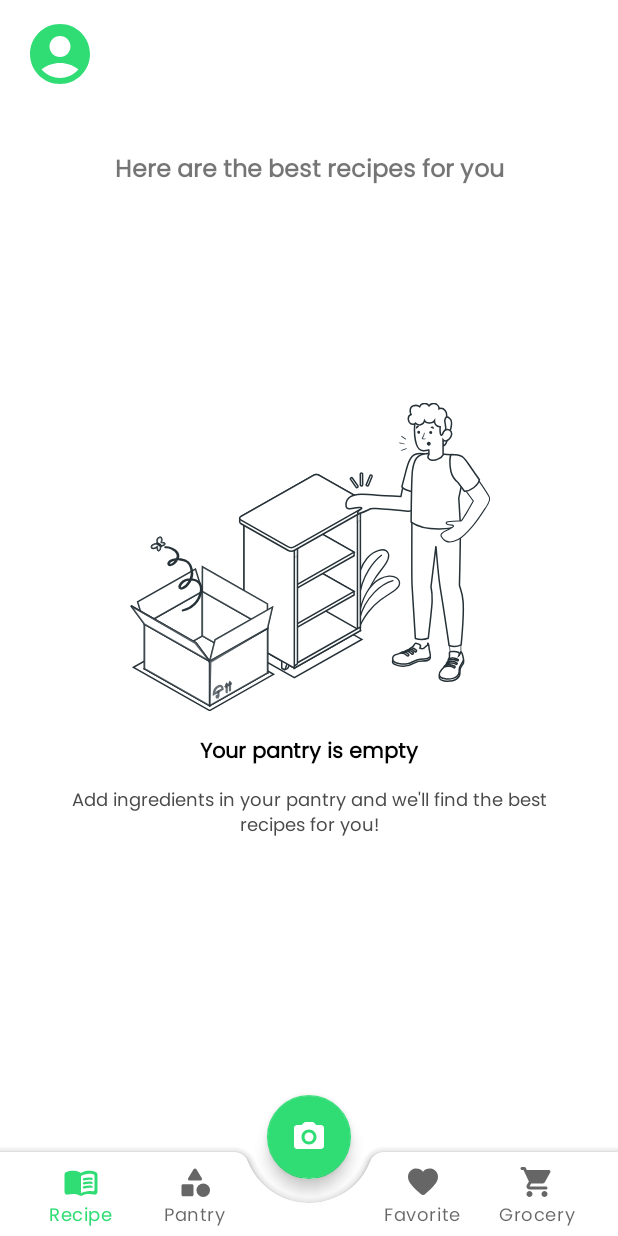
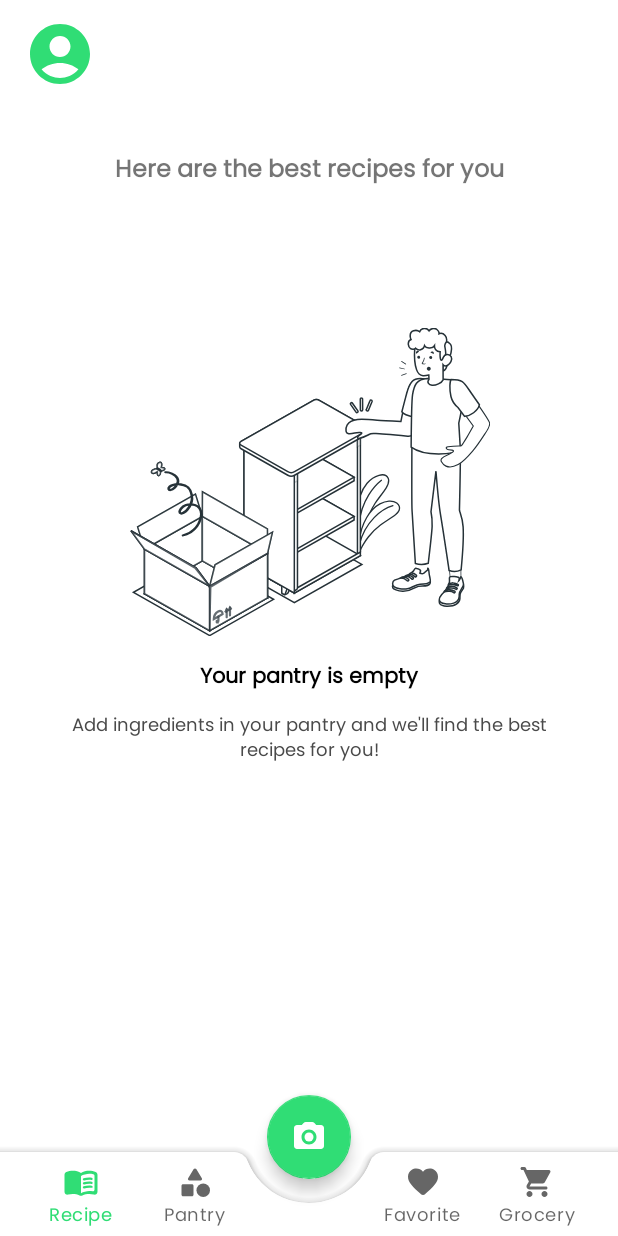
Before and after one commit to Team-EasyMeal-C23-PC677/EasyMeal-Mobile, an Android app: the screen it shows after launch (MainActivity), on a phone screen of 412 x 824 dp. Run offline under Robolectric (Android 15) with nearby library versions, the phone set to English and light mode, and no system bars; our stand-ins replace Room's generated code, navigation-ui; 28 statements that could not run were skipped.

Commit message:
feat: adjust empty data view margin

```diff
--- a/app/src/main/res/layout/fragment_favorite.xml
+++ b/app/src/main/res/layout/fragment_favorite.xml
@@ -41,7 +41,7 @@
                 android:layout_width="wrap_content"
                 android:layout_height="wrap_content"
                 app:srcCompat="@drawable/illust_empty_favorite"
-                android:layout_marginTop="200dp"
+                android:layout_marginTop="150dp"
                 app:layout_constraintStart_toStartOf="parent"
                 app:layout_constraintEnd_toEndOf="parent"
                 app:layout_constraintTop_toTopOf="parent"/>
--- a/app/src/main/res/layout/fragment_recipe.xml
+++ b/app/src/main/res/layout/fragment_recipe.xml
@@ -12,29 +12,6 @@
         android:layout_width="match_parent"
         android:layout_height="match_parent"
         android:paddingBottom="80dp">
-
-<!--        <com.google.android.material.search.SearchBar-->
-<!--            android:id="@+id/searchBar"-->
-<!--            android:layout_width="0dp"-->
-<!--            android:layout_height="wrap_content"-->
-<!--            android:layout_marginHorizontal="16dp"-->
-<!--            android:layout_marginTop="16dp"-->
-<!--            android:hint="@string/searchbar_hint"-->
-<!--            app:layout_constraintEnd_toEndOf="parent"-->
-<!--            app:layout_constraintStart_toStartOf="parent"-->
-<!--            app:layout_constraintTop_toTopOf="parent">-->
-<!--        </com.google.android.material.search.SearchBar>-->
-<!--        <com.google.android.material.search.SearchView-->
-<!--            android:id="@+id/searchView"-->
-<!--            android:layout_width="0dp"-->
-<!--            android:layout_height="0dp"-->
-<!--            android:hint="@string/searchbar_hint"-->
-<!--            app:layout_anchor="@id/searchBar"-->
-<!--            app:layout_constraintBottom_toBottomOf="parent"-->
-<!--            app:layout_constraintEnd_toEndOf="parent"-->
-<!--            app:layout_constraintStart_toStartOf="parent"-->
-<!--            app:layout_constraintTop_toTopOf="parent">-->
-<!--        </com.google.android.material.search.SearchView>-->
 
         <TextView
             android:id="@+id/tv_recipes"
@@ -66,7 +43,7 @@
             android:layout_width="wrap_content"
             android:layout_height="wrap_content"
             app:srcCompat="@drawable/illust_empty_pantry"
-            android:layout_marginTop="200dp"
+            android:layout_marginTop="150dp"
             app:layout_constraintStart_toStartOf="parent"
             app:layout_constraintEnd_toEndOf="parent"
             app:layout_constraintTop_toTopOf="parent"/>
--- a/app/src/main/res/layout/fragment_shopping_list.xml
+++ b/app/src/main/res/layout/fragment_shopping_list.xml
@@ -49,7 +49,7 @@
             android:layout_width="wrap_content"
             android:layout_height="wrap_content"
             app:srcCompat="@drawable/illust_empty_shopping"
-            android:layout_marginTop="200dp"
+            android:layout_marginTop="150dp"
             app:layout_constraintStart_toStartOf="parent"
             app:layout_constraintEnd_toEndOf="parent"
             app:layout_constraintTop_toTopOf="parent"/>
```
